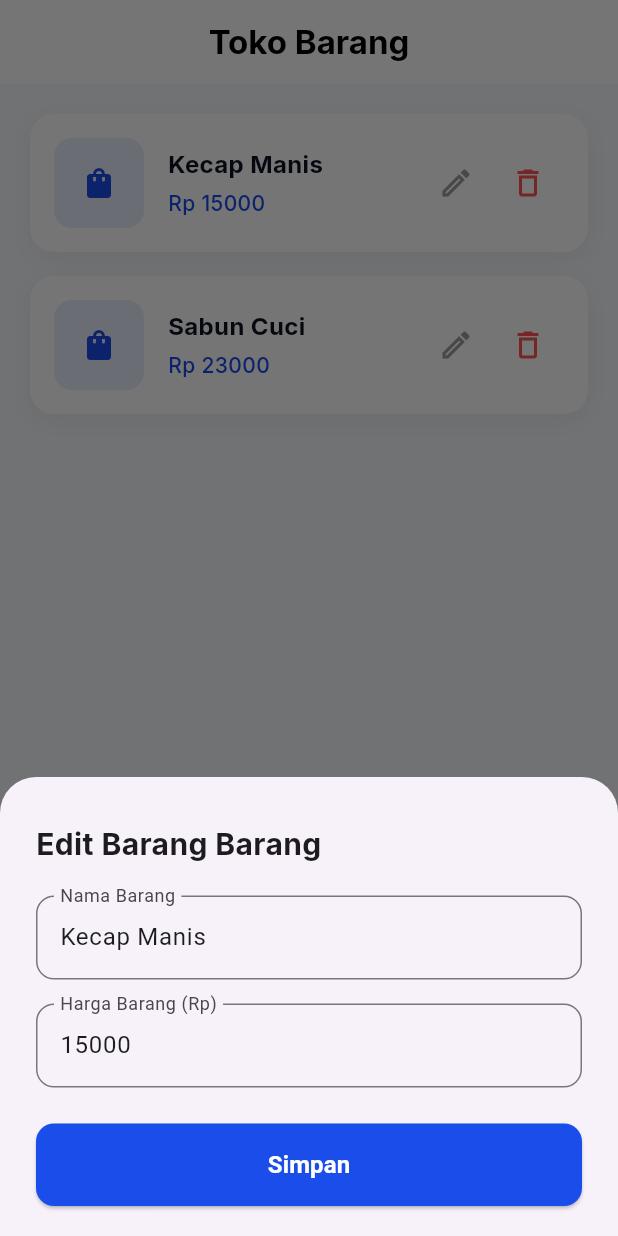
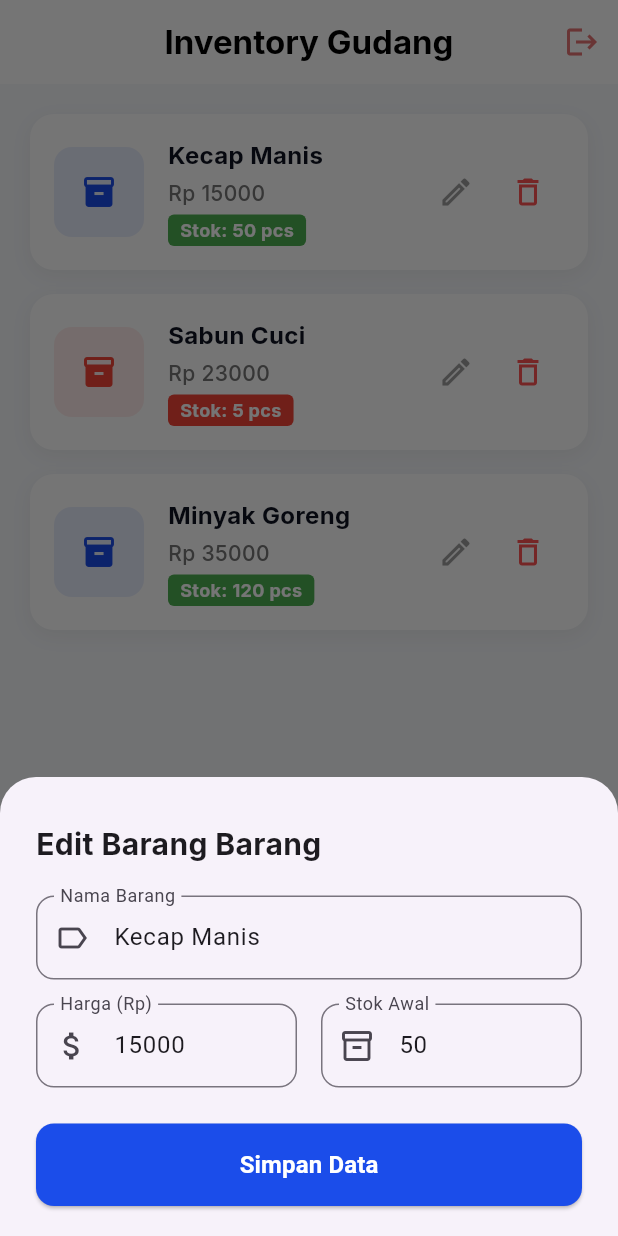
Before and after one commit to Fannandzaki/pbo-teori, a Flutter app: the DiscoverPage screen opened directly, after a tap on the "edit" icon, on a phone screen of 412 x 824 dp. Run offline on Flutter 3.47's test engine with Material 3 defaults, Android fonts, the phone set to English and light mode, and no system bars; our stand-ins replace gap, google_fonts.

Commit message:
Update tampilan awal jadi SMART dan perbaikan login

```diff
--- a/lib/presentation/pages/pages/discover_page.dart
+++ b/lib/presentation/pages/pages/discover_page.dart
@@ -10,49 +10,64 @@ class DiscoverPage extends StatefulWidget {
 }
 
 class _DiscoverPageState extends State<DiscoverPage> {
-  // Data dummy awal biar tidak kosong banget saat pertama buka
+  // 1. Data Dummy sekarang punya field 'Stock'
   final List<Map<String, dynamic>> BarangList = [
-    {'Name': 'Kecap Manis', 'Price': '15000'},
-    {'Name': 'Sabun Cuci', 'Price': '23000'},
+    {'Name': 'Kecap Manis', 'Price': '15000', 'Stock': '50'},
+    {
+      'Name': 'Sabun Cuci',
+      'Price': '23000',
+      'Stock': '5'
+    }, // Stok sedikit contohnya
+    {'Name': 'Minyak Goreng', 'Price': '35000', 'Stock': '120'},
   ];
 
   final TextEditingController NameController = TextEditingController();
   final TextEditingController PriceController = TextEditingController();
+  final TextEditingController StockController =
+      TextEditingController(); // Controller baru
 
   void AddBarang() {
-    if (NameController.text.isEmpty || PriceController.text.isEmpty) return;
+    // Validasi input harus lengkap
+    if (NameController.text.isEmpty ||
+        PriceController.text.isEmpty ||
+        StockController.text.isEmpty) return;
+
     setState(() {
       BarangList.add({
         'Name': NameController.text,
         'Price': PriceController.text,
+        'Stock': StockController.text, // Simpan stok
       });
     });
-    NameController.clear();
-    PriceController.clear();
+    _clearControllers();
     Navigator.of(context).pop();
   }
 
   void EditBarang(int index) {
     NameController.text = BarangList[index]['Name'];
     PriceController.text = BarangList[index]['Price'];
+    StockController.text = BarangList[index]['Stock']; // Isi stok saat edit
+
     showModalBottomSheet(
         context: context,
-        isScrollControlled: true, // Agar keyboard tidak menutupi
+        isScrollControlled: true,
         shape: const RoundedRectangleBorder(
           borderRadius: BorderRadius.vertical(top: Radius.circular(24)),
         ),
         builder: (_) {
           return BuildInputForm(() {
-            if (NameController.text.isEmpty || PriceController.text.isEmpty)
-              return;
+            if (NameController.text.isEmpty ||
+                PriceController.text.isEmpty ||
+                StockController.text.isEmpty) return;
+
             setState(() {
               BarangList[index] = {
                 'Name': NameController.text,
                 'Price': PriceController.text,
+                'Stock': StockController.text,
               };
             });
-            NameController.clear();
-            PriceController.clear();
+            _clearControllers();
             Navigator.of(context).pop();
           }, "Edit Barang");
         });
@@ -65,6 +80,7 @@ class _DiscoverPageState extends State<DiscoverPage> {
   }
 
   void ShowAddBarangModal() {
+    _clearControllers(); // Pastikan bersih saat mau tambah baru
     showModalBottomSheet(
         context: context,
         isScrollControlled: true,
@@ -74,6 +90,12 @@ class _DiscoverPageState extends State<DiscoverPage> {
         builder: (_) {
           return BuildInputForm(AddBarang, "Tambah");
         });
+  }
+
+  void _clearControllers() {
+    NameController.clear();
+    PriceController.clear();
+    StockController.clear();
   }
 
   Widget BuildInputForm(VoidCallback onSave, String action) {
@@ -91,24 +113,50 @@ class _DiscoverPageState extends State<DiscoverPage> {
               style:
                   GoogleFonts.inter(fontSize: 20, fontWeight: FontWeight.bold)),
           const SizedBox(height: 20),
+
+          // Input Nama
           TextField(
             controller: NameController,
             decoration: InputDecoration(
               labelText: 'Nama Barang',
+              prefixIcon: const Icon(Icons.label_outline),
               border:
                   OutlineInputBorder(borderRadius: BorderRadius.circular(12)),
             ),
           ),
           const SizedBox(height: 16),
-          TextField(
-            controller: PriceController,
-            decoration: InputDecoration(
-              labelText: 'Harga Barang (Rp)',
-              border:
-                  OutlineInputBorder(borderRadius: BorderRadius.circular(12)),
-            ),
-            keyboardType: TextInputType.number,
+
+          // Row untuk Harga dan Stok agar sejajar (hemat tempat)
+          Row(
+            children: [
+              Expanded(
+                child: TextField(
+                  controller: PriceController,
+                  decoration: InputDecoration(
+                    labelText: 'Harga (Rp)',
+                    prefixIcon: const Icon(Icons.attach_money),
+                    border: OutlineInputBorder(
+                        borderRadius: BorderRadius.circular(12)),
+                  ),
+                  keyboardType: TextInputType.number,
+                ),
+              ),
+              const SizedBox(width: 16),
+              Expanded(
+                child: TextField(
+                  controller: StockController,
+                  decoration: InputDecoration(
+                    labelText: 'Stok Awal',
+                    prefixIcon: const Icon(Icons.inventory_2_outlined),
+                    border: OutlineInputBorder(
+                        borderRadius: BorderRadius.circular(12)),
+                  ),
+                  keyboardType: TextInputType.number,
+                ),
+              ),
+            ],
           ),
+
           const SizedBox(height: 24),
           SizedBox(
             width: double.infinity,
@@ -121,7 +169,7 @@ class _DiscoverPageState extends State<DiscoverPage> {
                 shape: RoundedRectangleBorder(
                     borderRadius: BorderRadius.circular(12)),
               ),
-              child: Text("Simpan",
+              child: Text("Simpan Data",
                   style: const TextStyle(
                       fontSize: 16, fontWeight: FontWeight.bold)),
             ),
@@ -134,24 +182,33 @@ class _DiscoverPageState extends State<DiscoverPage> {
   @override
   Widget build(BuildContext context) {
     return Scaffold(
-      backgroundColor: ColorConstant.background, // Background abu muda
+      backgroundColor: ColorConstant.background,
       appBar: AppBar(
-        title: Text('Toko Barang',
+        title: Text('Inventory Gudang', // Judul disesuaikan tema Admin
             style: GoogleFonts.inter(
                 fontWeight: FontWeight.bold, color: Colors.black)),
         backgroundColor: Colors.white,
         elevation: 0,
         centerTitle: true,
-        iconTheme: const IconThemeData(color: Colors.black),
+        automaticallyImplyLeading: false, // Hilangkan tombol back default
+        actions: [
+          // Tombol Logout kecil di pojok kanan
+          IconButton(
+              onPressed: () {
+                Navigator.of(context).pop(); // Keluar ke login
+              },
+              icon: Icon(Icons.logout, color: Colors.red[300]))
+        ],
       ),
       body: BarangList.isEmpty
           ? Center(
               child: Column(
               mainAxisAlignment: MainAxisAlignment.center,
               children: [
-                Icon(Icons.inbox_outlined, size: 80, color: Colors.grey[300]),
+                Icon(Icons.inventory_2_outlined,
+                    size: 80, color: Colors.grey[300]),
                 const SizedBox(height: 16),
-                Text('Belum ada barang,\ntambahkan yuk!',
+                Text('Gudang kosong,\nmulai stok barang sekarang!',
                     textAlign: TextAlign.center,
                     style: GoogleFonts.inter(color: Colors.grey)),
               ],
@@ -160,7 +217,11 @@ class _DiscoverPageState extends State<DiscoverPage> {
               padding: const EdgeInsets.all(20),
               itemCount: BarangList.length,
               itemBuilder: (context, index) {
-                // Tampilan CARD yang lebih bagus
+                // Konversi stok ke integer untuk cek logika warna
+                int stockVal =
+                    int.tryParse(BarangList[index]['Stock'].toString()) ?? 0;
+                bool isLowStock = stockVal < 10;
+
                 return Container(
                   margin: const EdgeInsets.only(bottom: 16),
                   padding: const EdgeInsets.all(16),
@@ -177,18 +238,24 @@ class _DiscoverPageState extends State<DiscoverPage> {
                   ),
                   child: Row(
                     children: [
-                      // Icon/Gambar Placeholder
+                      // Icon Box
                       Container(
                         width: 60,
                         height: 60,
                         decoration: BoxDecoration(
-                          color: ColorConstant.primary.withOpacity(0.1),
+                          color: isLowStock
+                              ? Colors.red
+                                  .withOpacity(0.1) // Merah jika stok sedikit
+                              : ColorConstant.primary.withOpacity(0.1),
                           borderRadius: BorderRadius.circular(12),
                         ),
-                        child: Icon(Icons.shopping_bag,
-                            color: ColorConstant.primary),
+                        child: Icon(Icons.inventory_2,
+                            color: isLowStock
+                                ? Colors.red
+                                : ColorConstant.primary),
                       ),
                       const SizedBox(width: 16),
+
                       // Info Barang
                       Expanded(
                         child: Column(
@@ -207,11 +274,28 @@ class _DiscoverPageState extends State<DiscoverPage> {
                               style: GoogleFonts.inter(
                                   fontSize: 14,
                                   fontWeight: FontWeight.w500,
-                                  color: ColorConstant.primary),
+                                  color: Colors.grey[600]), // Harga warna abu
                             ),
+                            const SizedBox(height: 4),
+                            // Tampilan Stok
+                            Container(
+                              padding: const EdgeInsets.symmetric(
+                                  horizontal: 8, vertical: 2),
+                              decoration: BoxDecoration(
+                                  color: isLowStock ? Colors.red : Colors.green,
+                                  borderRadius: BorderRadius.circular(4)),
+                              child: Text(
+                                "Stok: ${BarangList[index]['Stock']} pcs",
+                                style: GoogleFonts.inter(
+                                    fontSize: 12,
+                                    fontWeight: FontWeight.bold,
+                                    color: Colors.white),
+                              ),
+                            )
                           ],
                         ),
                       ),
+
                       // Tombol Aksi
                       Row(
                         children: [
```
Also changed, not shown: lib/presentation/pages/pages/tampilan_awal.dart (+30 -16 lines).
